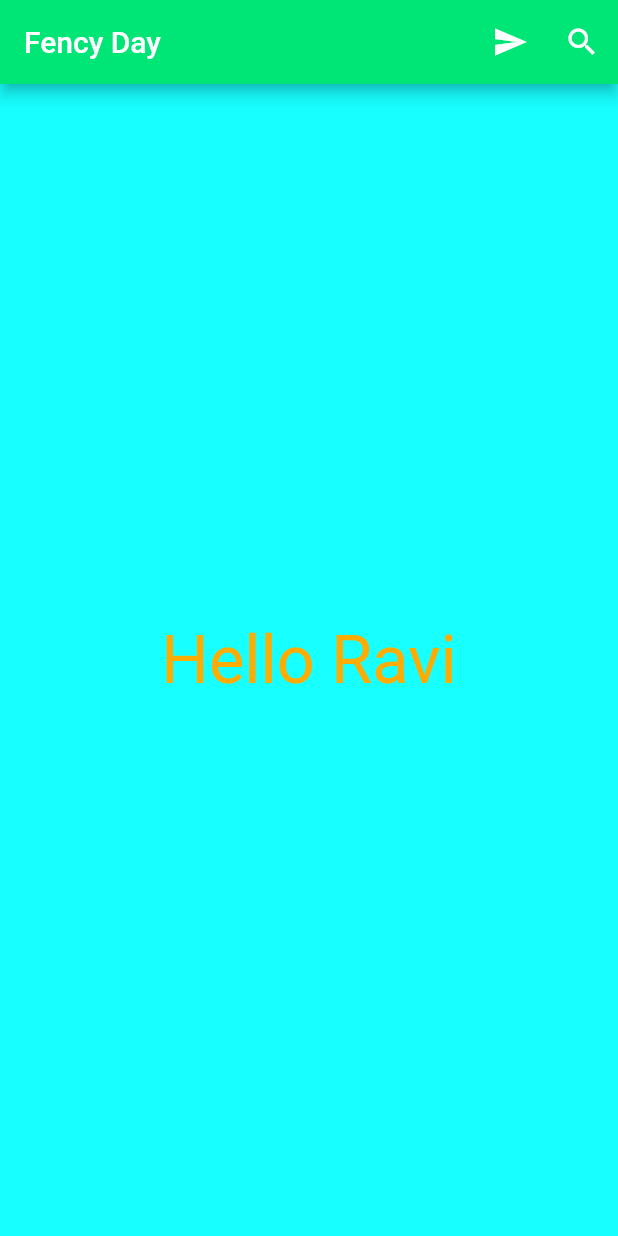
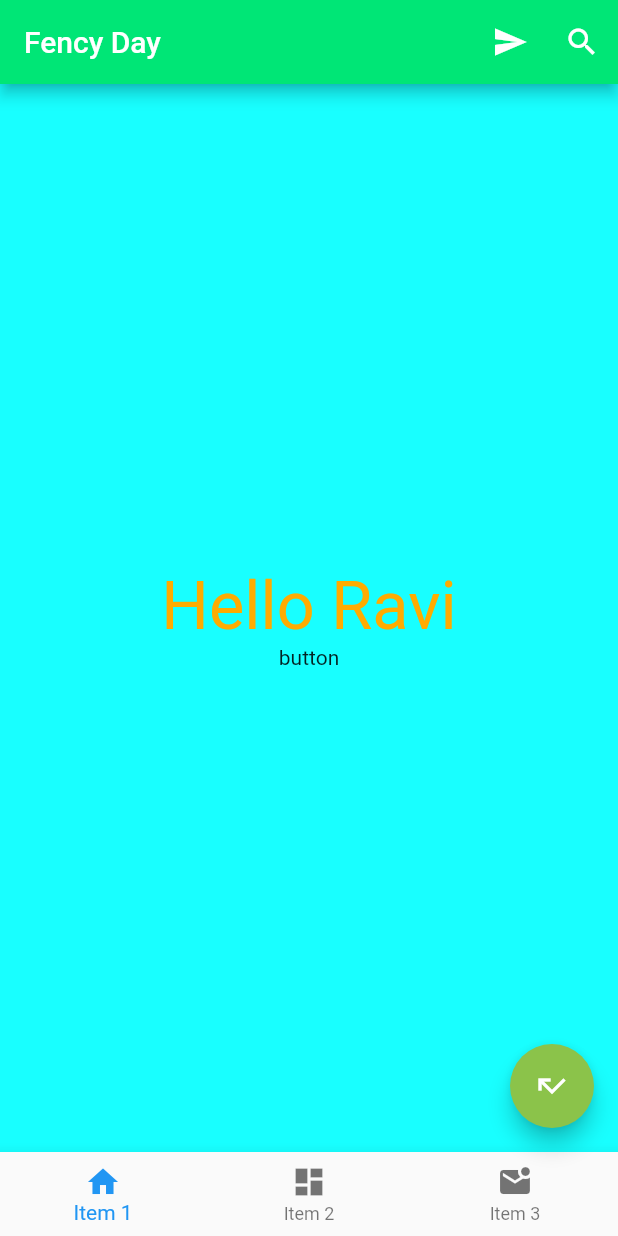
Before and after one commit to Rkbarda/Dart, a Flutter app: the screen it shows after launch, on a phone screen of 412 x 824 dp. Run offline on Flutter 3.47's test engine with Material 2 defaults, Android fonts, the light colour scheme and no system bars; missing offline and left inert: dart:html.

Commit message:
Update home.dart

```diff
--- a/Fluttter/Chapter 3/scaffold/lib/ui/home.dart
+++ b/Fluttter/Chapter 3/scaffold/lib/ui/home.dart
@@ -35,8 +35,47 @@ class Home extends StatelessWidget {
                   fontSize: 44.5,
                   fontWeight: FontWeight.w400),
             ),
+            //
+            //
+            //
+
+            new InkWell(
+              child: Text(
+                "button",
+                textDirection: TextDirection.ltr,
+              ),
+              onTap: () => debugPrint("button tapped"),
+            )
           ],
         ),
+      ),
+      //
+      ///
+      ////
+      ///
+      bottomNavigationBar: new BottomNavigationBar(
+        items: [
+          new BottomNavigationBarItem(
+            icon: Icon(Icons.home),
+            label: "Item 1",
+          ),
+          new BottomNavigationBarItem(
+            icon: Icon(Icons.dashboard),
+            label: "Item 2",
+          ),
+          new BottomNavigationBarItem(
+            icon: Icon(Icons.mark_email_unread),
+            label: "Item 3",
+          ),
+        ],
+        onTap: (int i) => debugPrint("Hey Touched $i"),
+      ),
+
+      floatingActionButton: new FloatingActionButton(
+        onPressed: () => debugPrint("Pressed"),
+        backgroundColor: Colors.lightGreen,
+        tooltip: "Going Up",
+        child: new Icon(Icons.call_missed),
       ),
     );
   }
```
